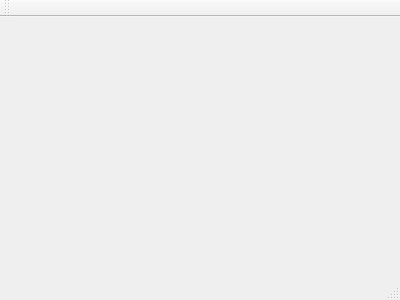
tbigad/plainCPP, file audioClass/audioClass/mainwindow.ui: the form before one commit.
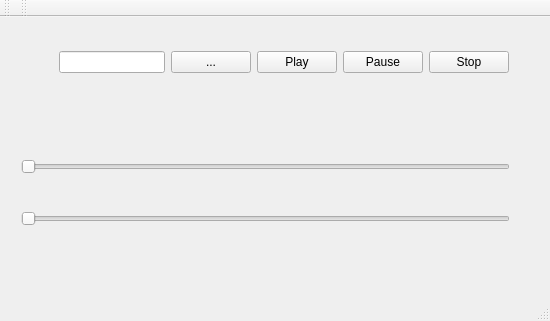
The form after the commit.

Commit message: making a soungClass UI

```diff
--- a/audioClass/audioClass/mainwindow.ui
+++ b/audioClass/audioClass/mainwindow.ui
@@ -1,24 +1,133 @@
 <ui version="4.0">
  <class>MainWindow</class>
- <widget class="QMainWindow" name="MainWindow" >
-  <property name="geometry" >
+ <widget class="QMainWindow" name="MainWindow">
+  <property name="geometry">
    <rect>
     <x>0</x>
     <y>0</y>
-    <width>400</width>
-    <height>300</height>
+    <width>550</width>
+    <height>321</height>
    </rect>
   </property>
   <property name="windowTitle" >
    <string>MainWindow</string>
   </property>
-  <widget class="QMenuBar" name="menuBar" />
-  <widget class="QToolBar" name="mainToolBar" />
-  <widget class="QWidget" name="centralWidget" />
-  <widget class="QStatusBar" name="statusBar" />
+  <widget class="QWidget" name="centralWidget">
+   <widget class="QWidget" name="gridLayoutWidget">
+    <property name="geometry">
+     <rect>
+      <x>9</x>
+      <y>0</y>
+      <width>511</width>
+      <height>91</height>
+     </rect>
+    </property>
+    <layout class="QGridLayout" name="gridLayout" rowstretch="0">
+     <property name="sizeConstraint">
+      <enum>QLayout::SetDefaultConstraint</enum>
+     </property>
+     <property name="leftMargin">
+      <number>50</number>
+     </property>
+     <item row="0" column="0" alignment="Qt::AlignHCenter">
+      <widget class="QLineEdit" name="filePath">
+       <property name="readOnly">
+        <bool>true</bool>
+       </property>
+      </widget>
+     </item>
+     <item row="0" column="1">
+      <widget class="QPushButton" name="openFileButton_1">
+       <property name="text">
+        <string>...</string>
+       </property>
+      </widget>
+     </item>
+     <item row="0" column="4">
+      <widget class="QPushButton" name="stopButton_1">
+       <property name="text">
+        <string>Stop</string>
+       </property>
+      </widget>
+     </item>
+     <item row="0" column="2">
+      <widget class="QPushButton" name="playButton_1">
+       <property name="text">
+        <string>Play</string>
+       </property>
+      </widget>
+     </item>
+     <item row="0" column="3">
+      <widget class="QPushButton" name="pauseButton_1">
+       <property name="text">
+        <string>Pause</string>
+       </property>
+      </widget>
+     </item>
+    </layout>
+   </widget>
+   <widget class="QWidget" name="verticalLayoutWidget">
+    <property name="geometry">
+     <rect>
+      <x>10</x>
+      <y>100</y>
+      <width>511</width>
+      <height>151</height>
+     </rect>
+    </property>
+    <layout class="QVBoxLayout" name="verticalLayout">
+     <item>
+      <widget class="QSlider" name="volumeSlider">
+       <property name="maximum">
+        <number>100</number>
+       </property>
+       <property name="orientation">
+        <enum>Qt::Horizontal</enum>
+       </property>
+      </widget>
+     </item>
+     <item>
+      <widget class="QSlider" name="seekSlider">
+       <property name="orientation">
+        <enum>Qt::Horizontal</enum>
+       </property>
+      </widget>
+     </item>
+    </layout>
+   </widget>
+  </widget>
+  <widget class="QMenuBar" name="menuBar">
+   <property name="geometry">
+    <rect>
+     <x>0</x>
+     <y>0</y>
+     <width>550</width>
+     <height>19</height>
+    </rect>
+   </property>
+  </widget>
+  <widget class="QToolBar" name="mainToolBar">
+   <attribute name="toolBarArea">
+    <enum>TopToolBarArea</enum>
+   </attribute>
+   <attribute name="toolBarBreak">
+    <bool>false</bool>
+   </attribute>
+  </widget>
+  <widget class="QStatusBar" name="statusBar"/>
+  <widget class="QToolBar" name="toolBar">
+   <property name="windowTitle">
+    <string>toolBar</string>
+   </property>
+   <attribute name="toolBarArea">
+    <enum>TopToolBarArea</enum>
+   </attribute>
+   <attribute name="toolBarBreak">
+    <bool>false</bool>
+   </attribute>
+  </widget>
  </widget>
- <layoutDefault spacing="6" margin="11" />
- <pixmapfunction></pixmapfunction>
+ <layoutdefault spacing="6" margin="11"/>
  <resources/>
  <connections/>
 </ui>
```
Left out of the diff: 3 changed lines with no effect on the pictures. The commit also changes 9 other files.
